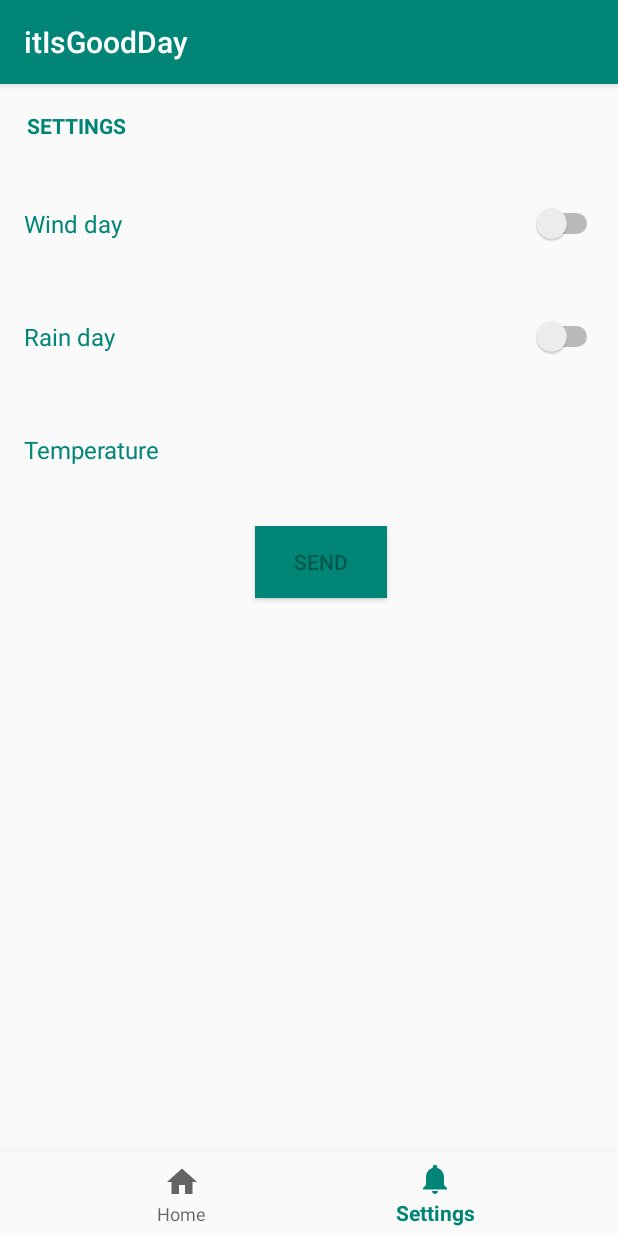
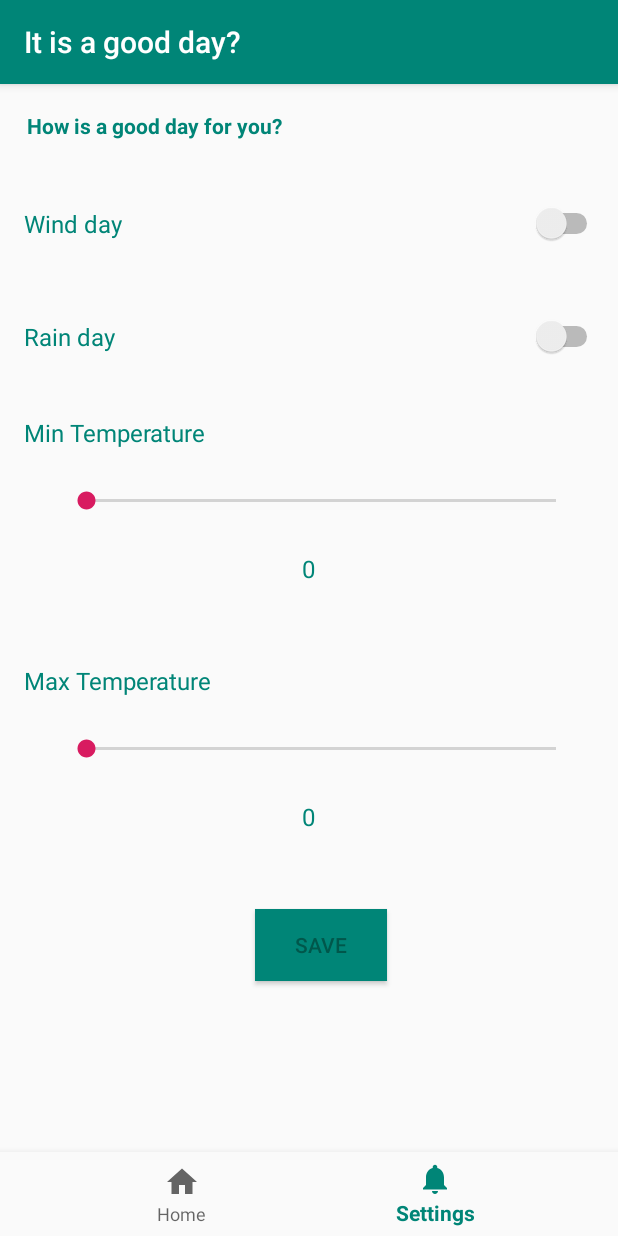
Before and after one commit to DavidAres/itIsGoodDay, an Android app: the screen it shows after launch (MainActivity), item 2 of the bottom bar chosen, on a phone screen of 412 x 824 dp. Run offline under Robolectric (Android 15) with nearby library versions, the phone set to English and light mode, and no system bars; network calls fail; 1 statement that could not run was skipped.

Commit message:
add settings funcionality, comparation with weather

```diff
--- a/app/src/main/java/com/example/itisgoodday/MainActivity.kt
+++ b/app/src/main/java/com/example/itisgoodday/MainActivity.kt
@@ -35,8 +35,4 @@ class MainActivity : BaseActivity() {
         navView.setOnNavigationItemSelectedListener(onNavigationItemSelectedListener)
         replaceFragment( HomeFragment(), fragmentContainer.id)
     }
-
-    companion object {
-        const val SAVE_SETTINGS = "Settings"
-    }
 }
--- a/app/src/main/java/com/example/itisgoodday/base/BaseActivity.kt
+++ b/app/src/main/java/com/example/itisgoodday/base/BaseActivity.kt
@@ -22,6 +22,7 @@ abstract class BaseActivity : AppCompatActivity(){
 
     fun replaceFragment(fragment : Fragment, id : Int ){
         val ft = supportFragmentManager.beginTransaction()
+        ft.addToBackStack(null)
         ft.replace(id, fragment)
         ft.commit()
     }
--- a/app/src/main/java/com/example/itisgoodday/di/AppModule.kt
+++ b/app/src/main/java/com/example/itisgoodday/di/AppModule.kt
@@ -3,6 +3,7 @@ package com.example.itisgoodday.di
 import com.example.itisgoodday.MainActivity
 import com.example.itisgoodday.home.HomeFragment
 import com.example.itisgoodday.home.HomeViewModel
+import com.example.itisgoodday.settings.SettingsViewModel
 import org.koin.android.viewmodel.dsl.viewModel
 import org.koin.core.qualifier.named
 import org.koin.dsl.module
@@ -11,5 +12,5 @@ import org.koin.dsl.module
 val appModule = module(override = true) {
     single {HomeFragment()}
     viewModel { HomeViewModel(get(), get()) }
-    //single { SettingViewModel() }
+    single { SettingsViewModel(get()) }
 }
--- a/app/src/main/java/com/example/itisgoodday/home/HomeFragment.kt
+++ b/app/src/main/java/com/example/itisgoodday/home/HomeFragment.kt
@@ -14,6 +14,7 @@ import com.example.itisgoodday.home.interfaces.IHomeFragment
 import com.example.itisgoodday.settings.SettingsFragment
 import com.example.itisgoodday.tools.toast
 import kotlinx.android.synthetic.main.activity_main.*
+import kotlinx.android.synthetic.main.home_fragment.*
 import org.koin.android.ext.android.getKoin
 import org.koin.android.ext.android.inject
 import org.koin.android.scope.currentScope
@@ -28,12 +29,18 @@ class HomeFragment : BaseFragment(), IHomeFragment {
 
     override fun onCreate(savedInstanceState: Bundle?) {
         super.onCreate(savedInstanceState)
-        //homeViewModel.restoreSetting()
+        homeViewModel.restoreSetting()
         homeViewModel.stateSettings.observe(this, Observer {
             it?.either(::manageSettingsError, ::saveSettingsAndLoad)
         })
         homeViewModel.stateWeather.observe(this, Observer {
             it?.either(::manageWeatherError, ::compareResults)
+        })
+        homeViewModel.stateDay.observe(this, Observer {
+            if (it!!)
+                homeFragmentTitle.text = "GOOD DAY!"
+            else
+                homeFragmentTitle.text = "BAD DAY!"
         })
         homeViewModel.getWeatherInformation( "37.8267","-122.4233")
     }
@@ -60,7 +67,7 @@ class HomeFragment : BaseFragment(), IHomeFragment {
     }
 
     override fun compareResults(weather: Weather) {
-        context?.toast(weather.daily.data[0].toString())
+        homeViewModel.calculateDay(weather)
     }
 
 }
--- a/app/src/main/java/com/example/itisgoodday/home/HomeViewModel.kt
+++ b/app/src/main/java/com/example/itisgoodday/home/HomeViewModel.kt
@@ -4,33 +4,42 @@ import android.arch.lifecycle.LiveData
 import android.arch.lifecycle.MutableLiveData
 import android.arch.lifecycle.ViewModel
 import android.content.Context
-import com.example.itisgoodday.MainActivity.Companion.SAVE_SETTINGS
 import com.example.itisgoodday.models.ErrorSettings
 import com.example.itisgoodday.models.ErrorWeather
 import com.example.itisgoodday.models.Settings
 import com.example.itisgoodday.models.Weather
 import com.example.itisgoodday.repositories.WeatherRepository
 import com.example.itisgoodday.home.interfaces.IHomeViewModel
+import com.example.itisgoodday.tools.Constans.Companion.SAVE_SETTINGS
 import com.example.itisgoodday.tools.Either
 import com.example.itisgoodday.tools.PreferencesManager
 import com.google.gson.Gson
 import kotlinx.coroutines.*
 
 class HomeViewModel (var context: Context, var weatherRepository: WeatherRepository) : ViewModel(), IHomeViewModel {
-
     private var weatherLiveData = MutableLiveData<Either<ErrorWeather, Weather>>()
     private var restoreSettingsLiveData = MutableLiveData<Either<ErrorSettings, Settings>>()
+    private var statusDayLiveData = MutableLiveData<Boolean>()
+    lateinit var localSettings: Settings
+
     val stateWeather : LiveData<Either<ErrorWeather, Weather>>
         get() = weatherLiveData
     val stateSettings : LiveData<Either<ErrorSettings, Settings>>
         get() = restoreSettingsLiveData
+    val stateDay : LiveData<Boolean>
+        get() = statusDayLiveData
 
     override fun restoreSetting() {
         var settings = PreferencesManager.restoreString(context, SAVE_SETTINGS )
+        val gson = Gson()
+        var saveSettings = gson.fromJson(settings, Settings::class.java)
         restoreSettingsLiveData.postValue(
             if (settings.isNullOrEmpty())
                 Either.Error(ErrorSettings.EMPTY_SETTINGS)
-            else Either.Success(Gson().fromJson(settings, Settings::class.java)))
+            else {
+                localSettings = saveSettings
+                Either.Success(saveSettings)
+            })
     }
 
     override fun getWeatherInformation(lat: String, long: String) {
@@ -38,4 +47,21 @@ class HomeViewModel (var context: Context, var weatherRepository: WeatherReposit
             weatherLiveData.postValue((weatherRepository.getWeatherData(lat, long)))
         }
     }
+
+    override fun calculateDay(weather: Weather) {
+        var dailyData = weather.daily.data[0]
+        var matchCount : Int = 0
+        if (dailyData.maxTemperature - localSettings.maxTemperature.toInt() < 5)
+            matchCount++
+        if (dailyData.minTemperature - localSettings.minTemperature.toInt() < 5)
+            matchCount++
+        if (dailyData.rainProbability > 1 && localSettings.rainyDay)
+            matchCount++
+        if (dailyData.windSpeed > 1 && localSettings.windyDay)
+            matchCount++
+
+        statusDayLiveData.postValue(matchCount >= 2)
+    }
+
+
 }
--- a/app/src/main/java/com/example/itisgoodday/home/interfaces/IHomeViewModel.kt
+++ b/app/src/main/java/com/example/itisgoodday/home/interfaces/IHomeViewModel.kt
@@ -1,6 +1,9 @@
 package com.example.itisgoodday.home.interfaces
+
+import com.example.itisgoodday.models.Weather
 
 interface IHomeViewModel {
     fun restoreSetting()
     fun getWeatherInformation(lat : String, long : String)
+    fun calculateDay(weather: Weather)
 }
--- a/app/src/main/java/com/example/itisgoodday/settings/SettingsFragment.kt
+++ b/app/src/main/java/com/example/itisgoodday/settings/SettingsFragment.kt
@@ -1,10 +1,81 @@
 package com.example.itisgoodday.settings
 
+import android.arch.lifecycle.Observer
+import android.os.Bundle
+import android.view.View
+import android.widget.SeekBar
+import com.example.itisgoodday.MainActivity
 import com.example.itisgoodday.R
 import com.example.itisgoodday.base.BaseFragment
+import com.example.itisgoodday.home.HomeFragment
+import com.example.itisgoodday.home.HomeViewModel
+import com.example.itisgoodday.models.ErrorSettings
+import com.example.itisgoodday.models.Settings
+import com.example.itisgoodday.settings.interfaces.ISettingsFragment
+import com.example.itisgoodday.tools.toast
+import kotlinx.android.synthetic.main.activity_main.*
+import kotlinx.android.synthetic.main.settings_fragment.*
 import org.koin.android.ext.android.inject
 
-class SettingsFragment : BaseFragment() {
+class SettingsFragment : BaseFragment(), ISettingsFragment {
     override fun getLayout(): Int = R.layout.settings_fragment
-    val settingsViewModel : SettingsViewModel by inject()
+    private val settingsViewModel : SettingsViewModel by inject()
+
+    override fun onCreate(savedInstanceState: Bundle?) {
+        super.onCreate(savedInstanceState)
+        settingsViewModel.stateSettings.observe(this, Observer {
+            it?.either(::manageErrorSave, ::redirectToHome)
+        })
+        settingsViewModel.stateRestore.observe(this, Observer {
+            it?.either(::manageErrorRestore, ::loadCurrentSettings)
+        })
+        settingsViewModel.restoreSettings()
+    }
+
+    override fun onViewCreated(view: View, savedInstanceState: Bundle?) {
+        super.onViewCreated(view, savedInstanceState)
+        saveSettingsButton.setOnClickListener {
+            var settings = Settings()
+            settings.rainyDay =rainyDay.isChecked
+            settings.windyDay = windyDay.isChecked
+            settings.maxTemperature = maxTemperatureValue.text.split(" ")[0]
+            settings.minTemperature = minTemperatureValue.text.split(" ")[0]
+            settingsViewModel.saveSettings(settings)
+        }
+
+        maxTemperature.setOnSeekBarChangeListener(object : SeekBar.OnSeekBarChangeListener {
+            override fun onProgressChanged(seekBar: SeekBar, i: Int, b: Boolean) {
+                maxTemperatureValue.text = "$i Cº"
+            }
+            override fun onStartTrackingTouch(seekBar: SeekBar) {}
+            override fun onStopTrackingTouch(seekBar: SeekBar) {}
+        })
+
+        minTemperature.setOnSeekBarChangeListener(object : SeekBar.OnSeekBarChangeListener {
+            override fun onProgressChanged(seekBar: SeekBar, i: Int, b: Boolean) {
+                minTemperatureValue.text = "$i Cº"
+            }
+            override fun onStartTrackingTouch(seekBar: SeekBar) {}
+            override fun onStopTrackingTouch(seekBar: SeekBar) {}
+        })
+    }
+
+    override fun manageErrorSave(error : ErrorSettings) {
+        context?.toast("Something was wrong saving the settings ,please try again")
+    }
+
+    override fun redirectToHome(settings: Settings) {
+        (activity as MainActivity).replaceFragment(HomeFragment(), (activity as MainActivity).fragmentContainer.id)
+    }
+
+    override fun loadCurrentSettings(settings: Settings) {
+        rainyDay.isChecked = settings.rainyDay
+        windyDay.isChecked = settings.windyDay
+        maxTemperature.progress = settings.maxTemperature.toInt()
+        minTemperature.progress = settings.minTemperature.toInt()
+    }
+
+    override fun manageErrorRestore(error: ErrorSettings) {
+        //context?.toast("Nothing to load")
+    }
 }
--- a/app/src/main/java/com/example/itisgoodday/settings/SettingsViewModel.kt
+++ b/app/src/main/java/com/example/itisgoodday/settings/SettingsViewModel.kt
@@ -1,7 +1,54 @@
 package com.example.itisgoodday.settings
 
+import android.arch.lifecycle.LiveData
+import android.arch.lifecycle.MutableLiveData
 import android.arch.lifecycle.ViewModel
+import android.content.Context
+import com.example.itisgoodday.models.ErrorSettings
+import com.example.itisgoodday.models.Settings
+import com.example.itisgoodday.settings.interfaces.ISettingsViewModel
+import com.example.itisgoodday.tools.Constans.Companion.SAVE_SETTINGS
+import com.example.itisgoodday.tools.Either
+import com.example.itisgoodday.tools.PreferencesManager
+import java.lang.Exception
+import com.google.gson.Gson
 
-class SettingsViewModel : ViewModel(){
+
+
+class SettingsViewModel(var context: Context) : ViewModel(), ISettingsViewModel{
+    private var saveSettingsLiveData = MutableLiveData<Either<ErrorSettings, Settings>>()
+    val stateSettings : LiveData<Either<ErrorSettings, Settings>>
+        get() = saveSettingsLiveData
+    private var restoreSettingsLiveData = MutableLiveData<Either<ErrorSettings, Settings>>()
+    val stateRestore : LiveData<Either<ErrorSettings, Settings>>
+        get() = restoreSettingsLiveData
+
+    override fun saveSettings(settings: Settings) {
+        try{
+            val gson = Gson()
+            val json = gson.toJson(settings)
+            var result = PreferencesManager.save(context, SAVE_SETTINGS, json)
+            when (result){
+                PreferencesManager.Status.SUCCESS ->  saveSettingsLiveData.postValue(Either.Success(settings))
+                PreferencesManager.Status.ERROR -> saveSettingsLiveData.postValue(Either.Error(ErrorSettings.SAVE_ERROR))
+            }
+        }catch (e : Exception){
+            saveSettingsLiveData.postValue(Either.Error(ErrorSettings.SAVE_ERROR))
+        }
+    }
+
+    override fun restoreSettings() {
+        var settings = PreferencesManager.restoreString(context, SAVE_SETTINGS )
+        val gson = Gson()
+        var saveSettings = gson.fromJson(settings, Settings::class.java)
+        restoreSettingsLiveData.postValue(
+            if (settings.isNullOrEmpty())
+                Either.Error(ErrorSettings.EMPTY_SETTINGS)
+            else {
+                Either.Success(saveSettings)
+            })
+    }
+
+
 
 }
--- /dev/null
+++ b/app/src/main/java/com/example/itisgoodday/settings/interfaces/ISettingsFragment.kt
@@ -0,0 +1,11 @@
+package com.example.itisgoodday.settings.interfaces
+
+import com.example.itisgoodday.models.ErrorSettings
+import com.example.itisgoodday.models.Settings
+
+interface ISettingsFragment {
+    fun redirectToHome( settings: Settings)
+    fun manageErrorSave(error: ErrorSettings)
+    fun loadCurrentSettings(settings: Settings)
+    fun manageErrorRestore(error : ErrorSettings)
+}
--- /dev/null
+++ b/app/src/main/java/com/example/itisgoodday/settings/interfaces/ISettingsViewModel.kt
@@ -0,0 +1,8 @@
+package com.example.itisgoodday.settings.interfaces
+
+import com.example.itisgoodday.models.Settings
+
+interface ISettingsViewModel {
+    fun saveSettings(settings: Settings)
+    fun restoreSettings()
+}
--- a/app/src/main/java/com/example/itisgoodday/tools/Constans.kt
+++ b/app/src/main/java/com/example/itisgoodday/tools/Constans.kt
@@ -3,5 +3,6 @@ package com.example.itisgoodday.tools
 class Constans {
     companion object{
         const val APIKEY = "b72d5148071181ee327ef946a4ada0d8"
+        const val SAVE_SETTINGS = "Settings"
     }
 }
--- a/app/src/main/res/layout/home_fragment.xml
+++ b/app/src/main/res/layout/home_fragment.xml
@@ -5,7 +5,7 @@
     android:layout_height="match_parent">
 
     <TextView
-        android:id="@+id/settingsFragmentTitle"
+        android:id="@+id/homeFragmentTitle"
         android:layout_width="wrap_content"
         android:textSize="14sp"
         android:layout_margin="18dp"
--- a/app/src/main/res/layout/settings_fragment.xml
+++ b/app/src/main/res/layout/settings_fragment.xml
@@ -1,7 +1,10 @@
 <?xml version="1.0" encoding="utf-8"?>
-<RelativeLayout xmlns:android="http://schemas.android.com/apk/res/android"
+<ScrollView xmlns:android="http://schemas.android.com/apk/res/android"
+    android:id="@+id/ScrollView01"
+    android:layout_width="fill_parent"
+    android:layout_height="fill_parent" >
+<RelativeLayout
     android:layout_width="match_parent"
-    xmlns:tools="http://schemas.android.com/tools"
     android:layout_height="match_parent">
 
     <TextView
@@ -10,7 +13,7 @@
         android:textSize="14sp"
         android:layout_margin="18dp"
         android:textStyle="bold"
-        android:text="SETTINGS"
+        android:text="How is a good day for you?"
         android:textColor="@color/colorPrimary"
         android:layout_height="wrap_content" />
 
@@ -31,7 +34,7 @@
             android:textSize="16sp"/>
 
         <Switch
-            android:id="@+id/settingsFragmentEnableWindSwitch"
+            android:id="@+id/windyDay"
             android:layout_width="wrap_content"
             android:layout_height="wrap_content"
             android:layout_alignParentRight="true"
@@ -59,7 +62,7 @@
             android:textSize="16sp"/>
 
         <Switch
-            android:id="@+id/settingsFragmentEnableRainSwitch"
+            android:id="@+id/rainyDay"
             android:layout_width="wrap_content"
             android:layout_height="wrap_content"
             android:layout_alignParentRight="true"
@@ -71,19 +74,75 @@
     </RelativeLayout>
 
     <RelativeLayout
+        android:id="@+id/settingsFragmentMinTemperature"
+        android:layout_width="match_parent"
+        android:layout_height="150dp"
+        android:layout_marginTop="15dp"
+        android:paddingLeft="16dp"
+        android:layout_below="@+id/settingsFragmentEnableRainRL">
+
+        <TextView
+            android:id="@+id/settingsFragmentMinTemperatureTextView"
+            android:layout_width="wrap_content"
+            android:layout_height="wrap_content"
+            android:text="Min Temperature"
+            android:textColor="@color/colorPrimary"
+            android:textSize="16sp"/>
+
+        <SeekBar
+            android:id="@+id/minTemperature"
+            android:layout_width="match_parent"
+            android:layout_height="wrap_content"
+            android:min="0"
+            android:max="45"
+            android:layout_below="@+id/settingsFragmentMinTemperatureTextView"
+            android:layout_margin="25dp" />
+
+        <TextView
+            android:id="@+id/minTemperatureValue"
+            android:layout_width="wrap_content"
+            android:layout_height="wrap_content"
+            android:text="0"
+            android:layout_centerHorizontal="true"
+            android:layout_below="@+id/minTemperature"
+            android:textColor="@color/colorPrimary"
+            android:textSize="16sp"/>
+
+    </RelativeLayout>
+
+    <RelativeLayout
         android:id="@+id/settingsFragmentTemperature"
         android:layout_width="match_parent"
-        android:layout_height="75dp"
+        android:layout_height="150dp"
+        android:layout_marginTop="15dp"
         android:paddingLeft="16dp"
-        android:layout_below="@+id/settingsFragmentEnableRainRL">
+        android:layout_below="@+id/settingsFragmentMinTemperature">
 
         <TextView
             android:id="@+id/settingsFragmentTemperatureTextView"
             android:layout_width="wrap_content"
             android:layout_height="wrap_content"
-            android:text="Temperature"
+            android:text="Max Temperature"
             android:textColor="@color/colorPrimary"
-            android:layout_centerVertical="true"
+            android:textSize="16sp"/>
+
+        <SeekBar
+            android:id="@+id/maxTemperature"
+            android:layout_width="match_parent"
+            android:layout_height="wrap_content"
+            android:min="0"
+            android:max="45"
+            android:layout_below="@+id/settingsFragmentTemperatureTextView"
+            android:layout_margin="25dp" />
+
+        <TextView
+            android:id="@+id/maxTemperatureValue"
+            android:layout_width="wrap_content"
+            android:layout_height="wrap_content"
+            android:text="0"
+            android:layout_centerHorizontal="true"
+            android:layout_below="@+id/maxTemperature"
+            android:textColor="@color/colorPrimary"
             android:textSize="16sp"/>
 
     </RelativeLayout>
@@ -97,13 +156,14 @@
         android:layout_below="@+id/settingsFragmentTemperature">
 
         <Button
+            android:id="@+id/saveSettingsButton"
             android:layout_width="wrap_content"
             android:layout_height="wrap_content"
             android:background="@color/colorPrimary"
             android:textColor="@color/colorPrimaryDark"
-            android:text="Send"
-            android:id="@+id/saveSettings"
+            android:text="Save"
         ></Button>
 
     </RelativeLayout>
 </RelativeLayout>
+</ScrollView>
--- a/app/src/main/res/values/strings.xml
+++ b/app/src/main/res/values/strings.xml
@@ -1,5 +1,5 @@
 <resources>
-    <string name="app_name">itIsGoodDay</string>
+    <string name="app_name">It is a good day?</string>
     <string name="title_home">Home</string>
     <string name="title_settings">Settings</string>
 </resources>
```
Also changed, not shown: app/src/main/java/com/example/itisgoodday/models/Settings.kt (+6 -5 lines).
